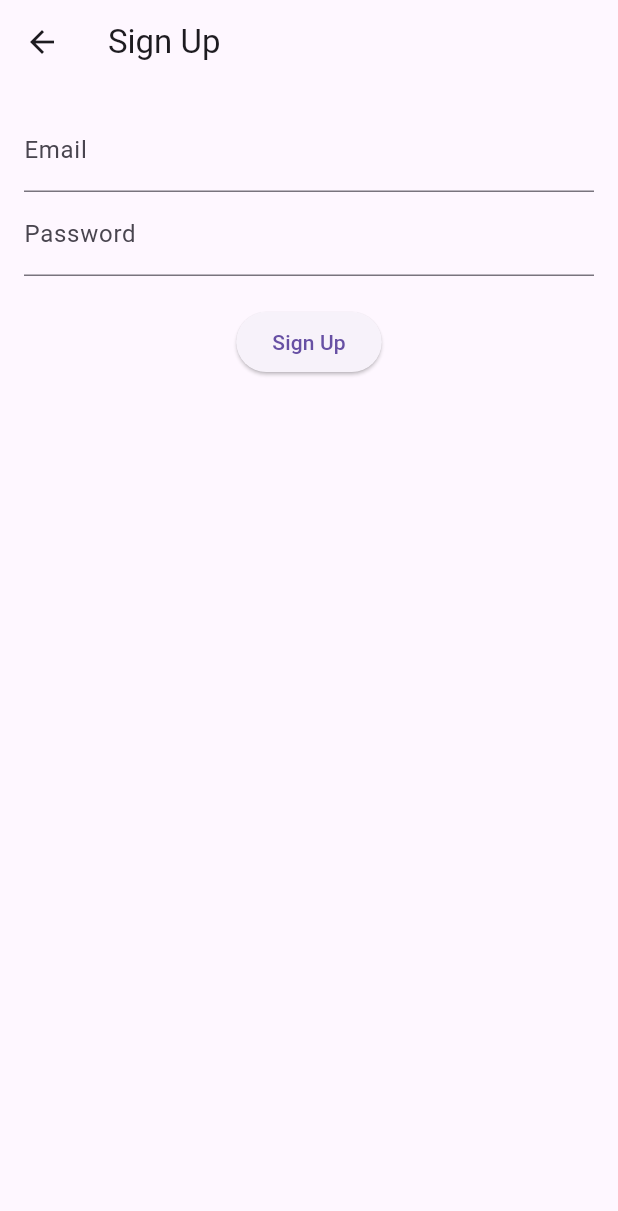
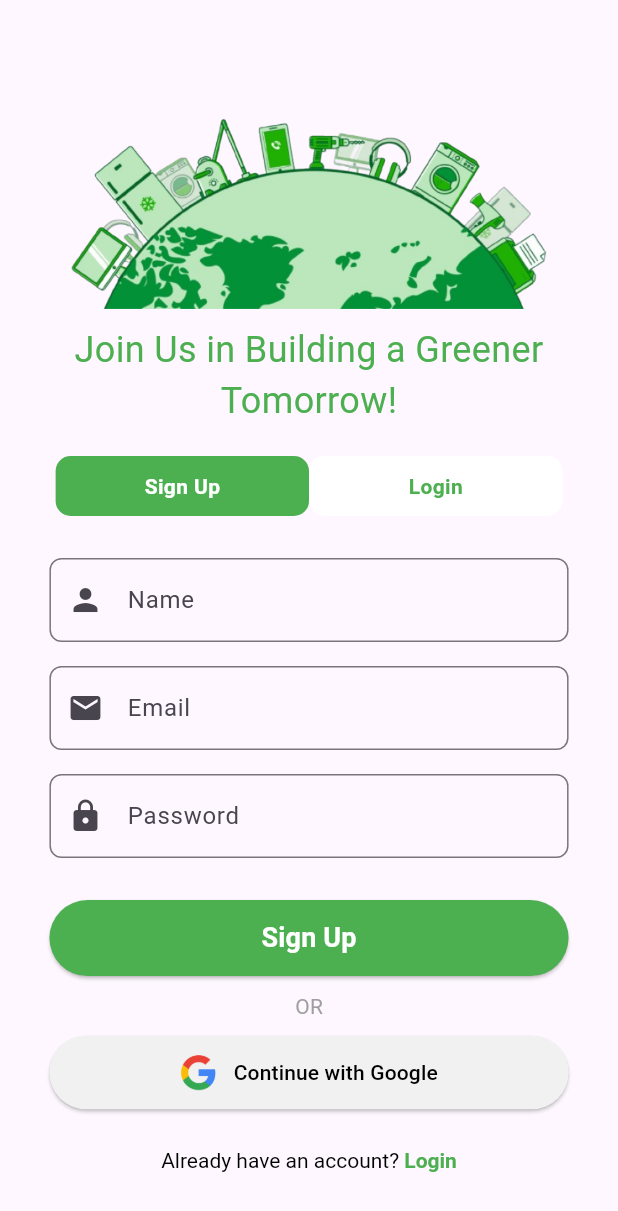
Before and after one commit to Akshit2807/Eco_Cycle, a Flutter app: the screen it shows after launch, after a tap on "Create an account", on a phone screen of 412 x 824 dp. Shown: the top 1211 px of the screen. Run offline on Flutter 3.47's test engine with Material 3 defaults, Android fonts, the phone set to English and light mode, and no system bars; our stand-ins replace carousel_slider, firebase_auth, firebase_core, get, google_fonts, google_sign_in and 1 more; accounts and stored records are empty; network calls fail.

Commit message:
login/sign with UI (google sign up not included) --old code removal is pending

```diff
--- a/lib/core/router/app_router.dart
+++ b/lib/core/router/app_router.dart
@@ -1,4 +1,5 @@
 import 'package:e_waste/presentation/dashboard/home_screen.dart';
+import 'package:e_waste/presentation/views/auth/auth_screen.dart';
 import 'package:e_waste/presentation/views/auth/login_screen.dart';
 import 'package:e_waste/presentation/views/auth/signup_screen.dart';
 import 'package:e_waste/presentation/views/splash_screen.dart';
@@ -15,6 +16,8 @@ class AppRouter {
         return MaterialPageRoute(builder: (_) => SignupScreen());
       case '/home':
         return MaterialPageRoute(builder: (_) => const HomeScreen());
+      case '/auth':
+        return MaterialPageRoute(builder: (_) => const AuthScreen());
       default:
         return MaterialPageRoute(
             builder: (_) => Scaffold(
--- /dev/null
+++ b/lib/presentation/views/auth/auth_screen.dart
@@ -0,0 +1,278 @@
+import 'package:e_waste/viewmodels/auth_viewmodel.dart';
+import 'package:flutter/material.dart';
+import 'package:provider/provider.dart';
+
+void main() {
+  runApp(const MyApp());
+}
+
+class MyApp extends StatelessWidget {
+  const MyApp({super.key});
+
+  @override
+  Widget build(BuildContext context) {
+    return MaterialApp(
+      debugShowCheckedModeBanner: false,
+      theme: ThemeData(primarySwatch: Colors.green),
+      home: const AuthScreen(),
+    );
+  }
+}
+
+class AuthScreen extends StatefulWidget {
+  const AuthScreen({super.key});
+
+  @override
+  _AuthScreenState createState() => _AuthScreenState();
+}
+
+class _AuthScreenState extends State<AuthScreen> {
+  final TextEditingController emailController = TextEditingController();
+  final TextEditingController passwordController = TextEditingController();
+  final TextEditingController nameController = TextEditingController();
+  bool isLogin = false;
+
+  // Toggles between Login and Signup screens
+  void toggleAuthMode() {
+    setState(() {
+      isLogin = !isLogin;
+    });
+  }
+
+  @override
+  Widget build(BuildContext context) {
+    final authViewModel = Provider.of<AuthViewModel>(context, listen: false);
+    final size = MediaQuery.of(context).size;
+
+    return Scaffold(
+      body: SafeArea(
+        child: LayoutBuilder(
+          builder: (context, constraints) {
+            return SingleChildScrollView(
+              child: ConstrainedBox(
+                constraints: BoxConstraints(
+                  minHeight: constraints.maxHeight,
+                ),
+                child: IntrinsicHeight(
+                  child: Column(
+                    crossAxisAlignment: CrossAxisAlignment.stretch,
+                    children: [
+                      SizedBox(height: size.height * 0.05),
+
+                      /// Head Image
+                      Image.asset('assets/auth_top_screen.png',
+                          height: size.height * 0.2, fit: BoxFit.contain),
+
+                      const SizedBox(height: 10),
+
+                      ///Head Text
+                      const Text(
+                        'Join Us in Building a Greener Tomorrow!',
+                        style: TextStyle(
+                            fontSize: 24,
+                            // fontWeight: FontWeight.bold,
+                            color: Colors.green),
+                        textAlign: TextAlign.center,
+                      ),
+
+                      const SizedBox(height: 20),
+
+                      /// Sliding tab
+                      Row(
+                        mainAxisAlignment: MainAxisAlignment.center,
+                        children: [
+                          _authTab('Sign Up', !isLogin), // Sign Up tab
+                          _authTab('Login', isLogin), // Login tab
+                        ],
+                      ),
+
+                      const SizedBox(height: 20),
+
+                      Padding(
+                        key: ValueKey<bool>(isLogin),
+                        padding:
+                            EdgeInsets.symmetric(horizontal: size.width * 0.08),
+                        child: Column(
+                          children: [
+                            /// Text field when signUp
+                            if (!isLogin)
+                              _buildTextField(
+                                  label: 'Name',
+                                  icon: Icons.person,
+                                  isObscure: false,
+                                  controller: nameController),
+
+                            /// Default text feilds
+                            _buildTextField(
+                                label: 'Email',
+                                icon: Icons.email,
+                                isObscure: false,
+                                controller: emailController),
+                            _buildTextField(
+                                label: 'Password',
+                                icon: Icons.lock,
+                                isObscure: true,
+                                controller: passwordController),
+                            const SizedBox(height: 20),
+
+                            /// Login/SignUp Button
+                            SizedBox(
+                              width: double.infinity,
+                              child: ElevatedButton(
+                                onPressed: () {
+                                  isLogin
+                                      ? loginButtonAction(
+                                          authViewModel: authViewModel,
+                                          context: context,
+                                        )
+                                      : signUpButtonAction(
+                                          authViewModel: authViewModel,
+                                          context: context,
+                                        );
+                                },
+                                style: ElevatedButton.styleFrom(
+                                  backgroundColor: Colors.green,
+                                  padding: EdgeInsets.symmetric(
+                                      vertical: size.height * 0.015),
+                                ),
+                                child: Text(
+                                  isLogin ? 'Login' : 'Sign Up',
+                                  style: TextStyle(
+                                      color: Colors.white,
+                                      fontSize: 18,
+                                      fontWeight: FontWeight.bold),
+                                ),
+                              ),
+                            ),
+                            const SizedBox(height: 10),
+                            const Text('OR',
+                                style: TextStyle(color: Colors.grey)),
+                            const SizedBox(height: 10),
+
+                            ///Google sign in
+                            SizedBox(
+                              width: double.infinity,
+                              child: ElevatedButton.icon(
+                                onPressed: () async {
+                                  await authViewModel.signInWithGoogle(context);
+                                  if (authViewModel.user != null) {
+                                    Navigator.pushReplacementNamed(
+                                        context, '/dashboard');
+                                  }
+                                },
+                                icon: Image.asset('assets/google_logo.png',
+                                    height: 24),
+                                label: const Text(' Continue with Google',
+                                    style: TextStyle(color: Colors.black)),
+                                style: ElevatedButton.styleFrom(
+                                  backgroundColor: Color(0xFFF1F1F1),
+                                  padding: EdgeInsets.symmetric(
+                                      vertical: size.height * 0.015),
+                                ),
+                              ),
+                            ),
+                            const SizedBox(height: 10),
+                            TextButton(
+                              onPressed:
+                                  toggleAuthMode, // Switch between login and signup
+                              child: RichText(
+                                text: TextSpan(
+                                  text: isLogin
+                                      ? "Don't have an account? "
+                                      : "Already have an account? ",
+                                  style: const TextStyle(color: Colors.black),
+                                  children: [
+                                    TextSpan(
+                                      text: isLogin ? "Sign Up" : "Login",
+                                      style: const TextStyle(
+                                          color: Colors.green,
+                                          fontWeight: FontWeight.bold),
+                                    ),
+                                  ],
+                                ),
+                              ),
+                            ),
+                          ],
+                        ),
+                      ),
+                      const Spacer(),
+                    ],
+                  ),
+                ),
+              ),
+            );
+          },
+        ),
+      ),
+    );
+  }
+
+  // Login Button Action
+
+  void loginButtonAction({
+    required AuthViewModel authViewModel,
+    required BuildContext context,
+  }) async {
+    await authViewModel.signIn(
+        context, emailController.text, passwordController.text);
+    if (authViewModel.user != null) {
+      Navigator.pushReplacementNamed(context, '/home');
+    }
+  }
+  // SignUp Button Action
+
+  void signUpButtonAction({
+    required AuthViewModel authViewModel,
+    required BuildContext context,
+  }) async {
+    await authViewModel.signUp(
+        context, emailController.text, passwordController.text);
+    if (authViewModel.user != null) {
+      Navigator.pushReplacementNamed(context, '/home');
+    }
+  }
+
+  // Builds the tab selector for Login/Signup with styling
+  Widget _authTab(String text, bool active) {
+    return SizedBox(
+      width: MediaQuery.of(context).size.width * 0.41,
+      child: GestureDetector(
+        onTap: toggleAuthMode,
+        child: Container(
+          padding: const EdgeInsets.symmetric(vertical: 10),
+          decoration: BoxDecoration(
+            color: active ? Colors.green : Colors.white,
+            borderRadius: BorderRadius.circular(10),
+          ),
+          alignment: Alignment.center,
+          child: Text(
+            text,
+            style: TextStyle(
+                color: active ? Colors.white : Colors.green,
+                fontWeight: FontWeight.bold),
+          ),
+        ),
+      ),
+    );
+  }
+
+  // Builds a text field dynamically with a border
+  Widget _buildTextField(
+      {required String label,
+      required IconData icon,
+      required bool isObscure,
+      required TextEditingController controller}) {
+    return Padding(
+      padding: const EdgeInsets.symmetric(vertical: 8.0),
+      child: TextField(
+        controller: controller,
+        obscureText: isObscure,
+        decoration: InputDecoration(
+          labelText: label,
+          prefixIcon: Icon(icon),
+          border: OutlineInputBorder(borderRadius: BorderRadius.circular(8.0)),
+        ),
+      ),
+    );
+  }
+}
--- a/lib/presentation/views/splash_screen.dart
+++ b/lib/presentation/views/splash_screen.dart
@@ -46,7 +46,7 @@ class _SplashScreenState extends State<SplashScreen> {
                   child: Row(
                     mainAxisAlignment: MainAxisAlignment.spaceBetween,
                     children: [
-                      /// Head Text
+                      /// App Name
                       const CustomText(
                         textName: "Eco Cycle",
                         fontWeight: FontWeight.bold,
@@ -55,6 +55,8 @@ class _SplashScreenState extends State<SplashScreen> {
                         textAlign: TextAlign.center,
                         fontSize: 32,
                       ),
+
+                      /// App Logo
                       Container(
                         height: 80,
                         width: 80,
@@ -65,9 +67,9 @@ class _SplashScreenState extends State<SplashScreen> {
                     ],
                   ),
                 ),
-                SizedBox(
-                  height: MediaQuery.of(context).size.height * 0.05,
-                ),
+                PercentSizedBox.height(0.05),
+
+                /// Top Image carousel
                 AppCarouselSlider(
                   con: con,
                   imgList: imgList,
@@ -113,7 +115,7 @@ class _SplashScreenState extends State<SplashScreen> {
                 /// Sign Up Button
                 CustomButton(
                     onTap: () {
-                      Navigator.pushNamed(context, '/signup');
+                      Navigator.pushNamed(context, '/auth');
                     },
                     color: const Color(0xff4CAF50),
                     child: const CustomText(
--- a/pubspec.yaml
+++ b/pubspec.yaml
@@ -43,6 +43,7 @@ dependencies:
   firebase_core: ^3.10.1
   provider: ^6.1.2
   firebase_auth: ^5.4.2
+  google_sign_in: ^6.2.2
 
 dev_dependencies:
   flutter_test:
```
Also changed, not shown: lib/core/services/auth_service.dart (+20 -1 lines), lib/viewmodels/auth_viewmodel.dart (+19 -1 lines), assets/auth_top_screen.png (added), assets/google_logo.png (added), pubspec.lock, 1 other file.
